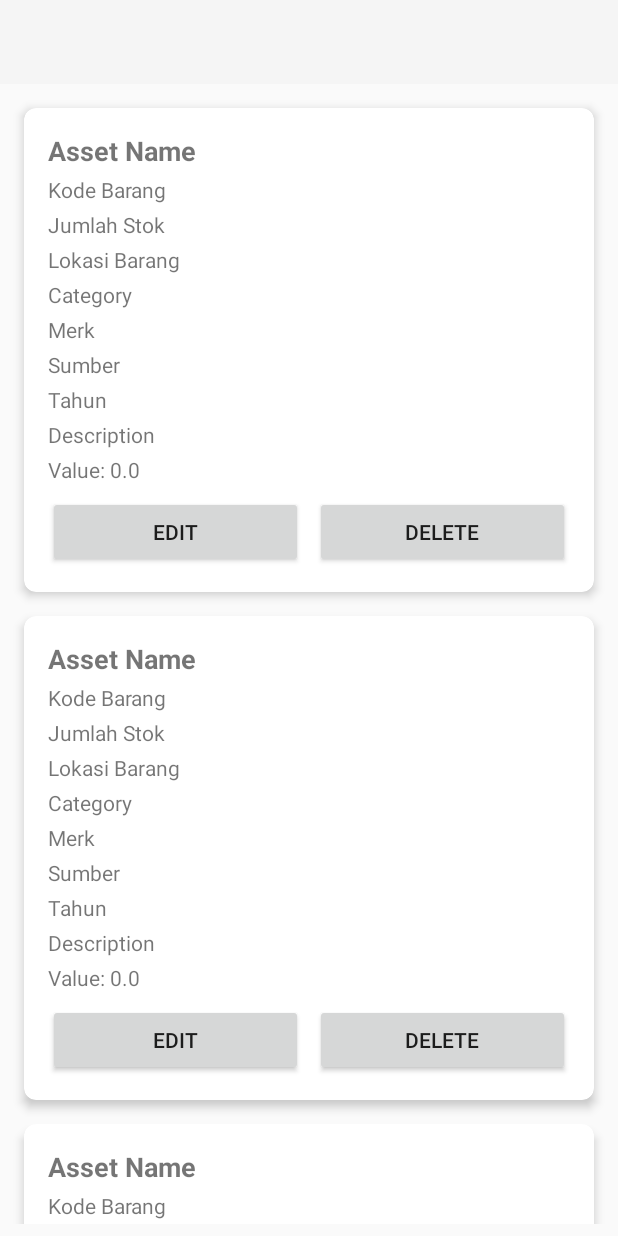
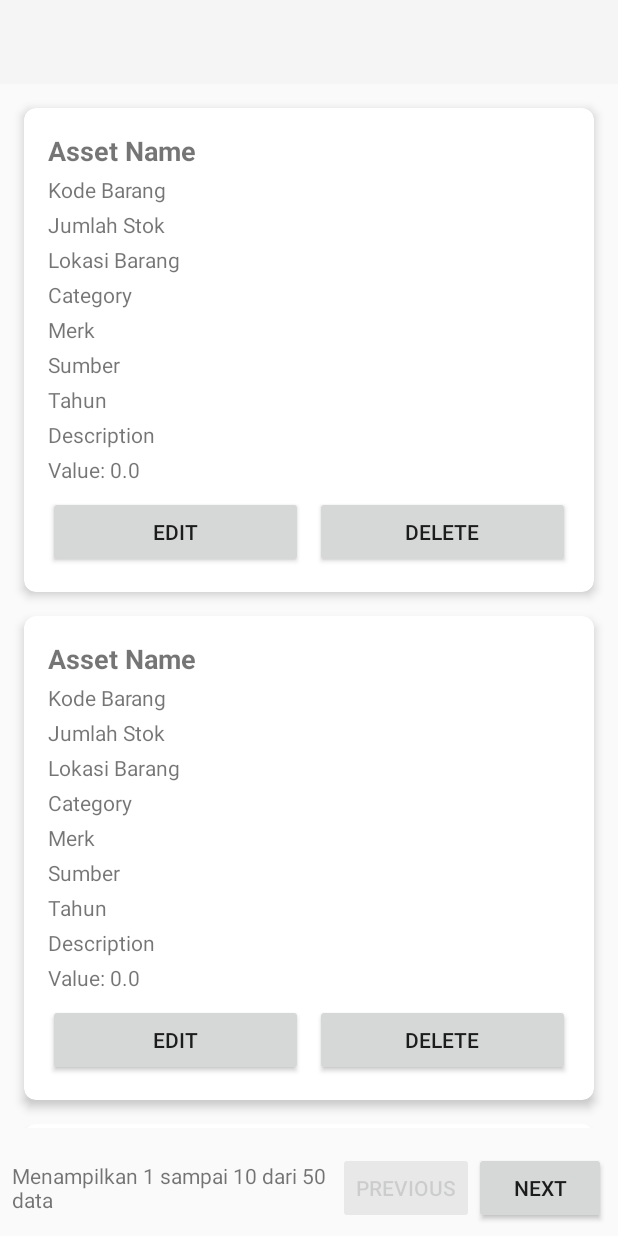
Before and after one commit to NabilZulfalah/ASPAJ, an Android app built with Jetpack Compose: the layout activity_asset_list.xml on its own in the app's theme, with its tools: preview values and no code run, on a phone screen of 412 x 824 dp. Run offline under Robolectric (Android 15) with nearby library versions, the phone set to English and light mode, and no system bars; network calls fail.

Commit message:
commit local

```diff
--- a/app/src/main/AndroidManifest.xml
+++ b/app/src/main/AndroidManifest.xml
@@ -37,7 +37,7 @@
             </intent-filter>
         </activity>
         <activity
-            android:name=".MainActivity2"
+            android:name=".MainActivity"
             android:exported="false"/>
 
     </application>
--- a/app/src/main/java/com/example/androidphpmysql/UserAdapter.java
+++ b/app/src/main/java/com/example/androidphpmysql/UserAdapter.java
@@ -25,6 +25,11 @@ public class UserAdapter extends RecyclerView.Adapter<UserAdapter.UserViewHolder
         this.context = context;
         this.userList = userList;
         this.listener = listener;
+    }
+
+    public void updateData(List<User> newList) {
+        this.userList = newList;
+        notifyDataSetChanged();
     }
 
     @NonNull
--- a/app/src/main/res/layout/activity_asset_list.xml
+++ b/app/src/main/res/layout/activity_asset_list.xml
@@ -1,9 +1,10 @@
 <?xml version="1.0" encoding="utf-8"?>
-<RelativeLayout xmlns:android="http://schemas.android.com/apk/res/android"
+<LinearLayout xmlns:android="http://schemas.android.com/apk/res/android"
     xmlns:app="http://schemas.android.com/apk/res-auto"
     xmlns:tools="http://schemas.android.com/tools"
     android:layout_width="match_parent"
     android:layout_height="match_parent"
+    android:orientation="vertical"
     tools:context=".AssetListActivity">
 
     <!-- Toolbar -->
@@ -18,10 +19,42 @@
     <!-- RecyclerView -->
     <androidx.recyclerview.widget.RecyclerView
         android:id="@+id/recyclerViewAssets"
-        android:layout_below="@id/toolbar"
         android:layout_width="match_parent"
-        android:layout_height="match_parent"
+        android:layout_height="0dp"
+        android:layout_weight="1"
         android:padding="8dp"
         tools:listitem="@layout/item_asset" />
 
-</RelativeLayout>
+    <!-- Pagination UI -->
+    <LinearLayout
+        android:layout_width="match_parent"
+        android:layout_height="wrap_content"
+        android:orientation="horizontal"
+        android:padding="8dp"
+        android:gravity="center_vertical">
+
+        <TextView
+            android:id="@+id/textview_pagination_info"
+            android:layout_width="0dp"
+            android:layout_height="wrap_content"
+            android:layout_weight="1"
+            android:text="Menampilkan 1 sampai 10 dari 50 data"
+            android:textSize="14sp" />
+
+        <Button
+            android:id="@+id/button_previous"
+            android:layout_width="wrap_content"
+            android:layout_height="wrap_content"
+            android:text="Previous"
+            android:enabled="false"
+            android:alpha="0.5" />
+
+        <Button
+            android:id="@+id/button_next"
+            android:layout_width="wrap_content"
+            android:layout_height="wrap_content"
+            android:text="Next" />
+
+    </LinearLayout>
+
+</LinearLayout>
```
Also changed, not shown: app/src/main/java/com/example/androidphpmysql/AssetAdapter.java (+6 -2 lines), app/src/main/java/com/example/androidphpmysql/AssetListActivity.java (+61 -9 lines), app/src/main/java/com/example/androidphpmysql/UserListActivity.java (+47 -5 lines), app/src/main/res/layout/activity_user_list.xml (+33 -0 lines), 2 other files.
